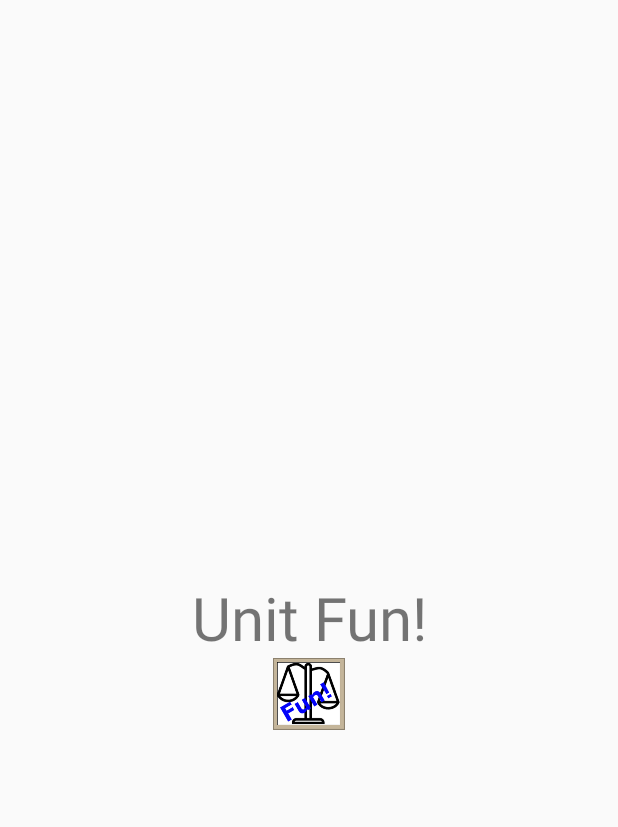
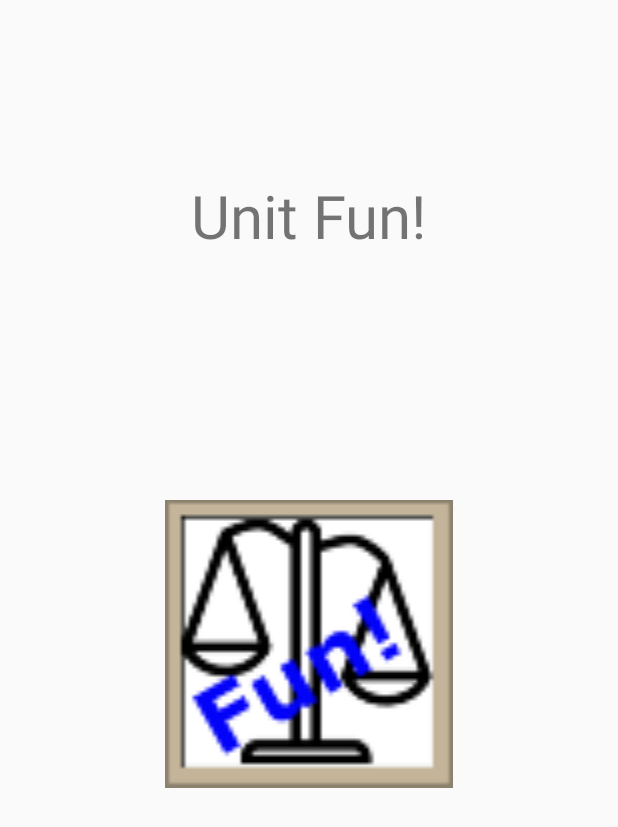
Before and after one commit to bousman/UnitFun, an Android app: the SplashActivity screen opened directly, with no data from a screen before it, on a phone screen of 412 x 824 dp. Shown: the top 827 px of the screen. Run offline under Robolectric (Android 15) with nearby library versions, the phone set to English and light mode, and no system bars; 1 statement that could not run was skipped.

```diff
--- a/app/build.gradle
+++ b/app/build.gradle
@@ -23,4 +23,5 @@ dependencies {
     compile fileTree(dir: 'libs', include: ['*.jar'])
     //testCompile 'junit:junit:4.12'
     compile 'com.android.support:appcompat-v7:23.1.0'
+    compile 'com.android.support:design:23.1.1'
 }
--- a/app/src/main/AndroidManifest.xml
+++ b/app/src/main/AndroidManifest.xml
@@ -2,7 +2,7 @@
 <manifest xmlns:android="http://schemas.android.com/apk/res/android"
     package="com.project.bousman.unitfun" >
     android:versionCode="0"
-    android:versionName="0.5.0"
+    android:versionName="0.7.1"
     <application
         android:allowBackup="true"
         android:icon="@drawable/unitfun"
--- a/app/src/main/java/com/project/bousman/unitfun/SplashActivity.java
+++ b/app/src/main/java/com/project/bousman/unitfun/SplashActivity.java
@@ -12,7 +12,9 @@ import android.widget.TextView;
 
 public class SplashActivity extends AppCompatActivity {
 
-    private final int SPLASH_DISPLAY_LENGTH = 1500;
+    private final long  SPLASH_DISPLAY_LENGTH = 1500;
+    private final float ROTATION_ANGLE = 360;
+    private final float SCALE_FACTOR = 4;
 
     @Override
     protected void onCreate(Bundle savedInstanceState) {
@@ -36,7 +38,7 @@ public class SplashActivity extends AppCompatActivity {
         }, SPLASH_DISPLAY_LENGTH);
 
         ImageView graphic = (ImageView)findViewById(R.id.uxGraphic);
-        graphic.animate().rotation(360).setDuration(SPLASH_DISPLAY_LENGTH).start();
+        graphic.animate().rotation(ROTATION_ANGLE).scaleX(SCALE_FACTOR).scaleY(SCALE_FACTOR).setDuration(SPLASH_DISPLAY_LENGTH).start();
         titleView.animate().alpha(1).setDuration(SPLASH_DISPLAY_LENGTH).start();
 
     }
--- a/app/src/main/java/com/project/bousman/unitfun/Unit.java
+++ b/app/src/main/java/com/project/bousman/unitfun/Unit.java
@@ -174,6 +174,7 @@ public class Unit implements Parcelable {
     public void setScale(String scale) {
         this.convertFromRefScale = new BigDecimal(scale);
     }
+    public BigDecimal getScale() { return this.convertFromRefScale; }
 
     public void setOffset(String offset) {
         this.offset = new BigDecimal(offset);
--- a/app/src/main/res/layout/activity_splash.xml
+++ b/app/src/main/res/layout/activity_splash.xml
@@ -1,27 +1,32 @@
 <?xml version="1.0" encoding="utf-8"?>
-<RelativeLayout xmlns:android="http://schemas.android.com/apk/res/android"
+<LinearLayout xmlns:android="http://schemas.android.com/apk/res/android"
               xmlns:tools="http://schemas.android.com/tools" android:layout_width="match_parent"
               android:layout_height="match_parent"
-              android:paddingLeft="@dimen/activity_horizontal_margin"
-              android:paddingRight="@dimen/activity_horizontal_margin"
-              android:paddingTop="@dimen/activity_vertical_margin"
-              android:paddingBottom="@dimen/activity_vertical_margin"
+              android:orientation="vertical"
               tools:context="com.project.bousman.unitfun.SplashActivity">
 
     <TextView
         android:id="@+id/title_text"
-        android:layout_width="match_parent"
+        android:layout_width="wrap_content"
         android:layout_height="wrap_content"
         android:text="Unit Fun!"
         android:textSize="40sp"
-        android:gravity="center_horizontal"
-        android:layout_centerVertical="true"
+        android:layout_gravity="center"
+        android:gravity="center_vertical"
+        android:layout_weight="1"
         />
+
     <ImageView
         android:id="@+id/uxGraphic"
         android:layout_width="wrap_content"
         android:layout_height="wrap_content"
         android:src="@drawable/unitfun"
-        android:layout_below="@id/title_text"
-        android:layout_centerHorizontal="true"/>
-</RelativeLayout>
+        android:layout_gravity="center"
+        android:layout_weight="1"
+        />
+
+    <TextView
+        android:layout_width="wrap_content"
+        android:layout_height="wrap_content"
+        android:layout_weight="1"/>
+</LinearLayout>
--- a/app/src/main/res/values/dimens.xml
+++ b/app/src/main/res/values/dimens.xml
@@ -5,4 +5,6 @@
     <dimen name="vertical_unit_spacing">10dp</dimen>
     <dimen name="horizontal_unit_padding">5dp</dimen>
     <dimen name="unit_margin_right">12dp</dimen>
+    <dimen name="fab_margin">16dp</dimen>
+
 </resources>
```
Also changed, not shown: app/src/main/java/com/project/bousman/unitfun/UnitActivity.java (+31 -0 lines), app/src/main/res/layout/activity_unit.xml (+13 -2 lines), 1 other file.
